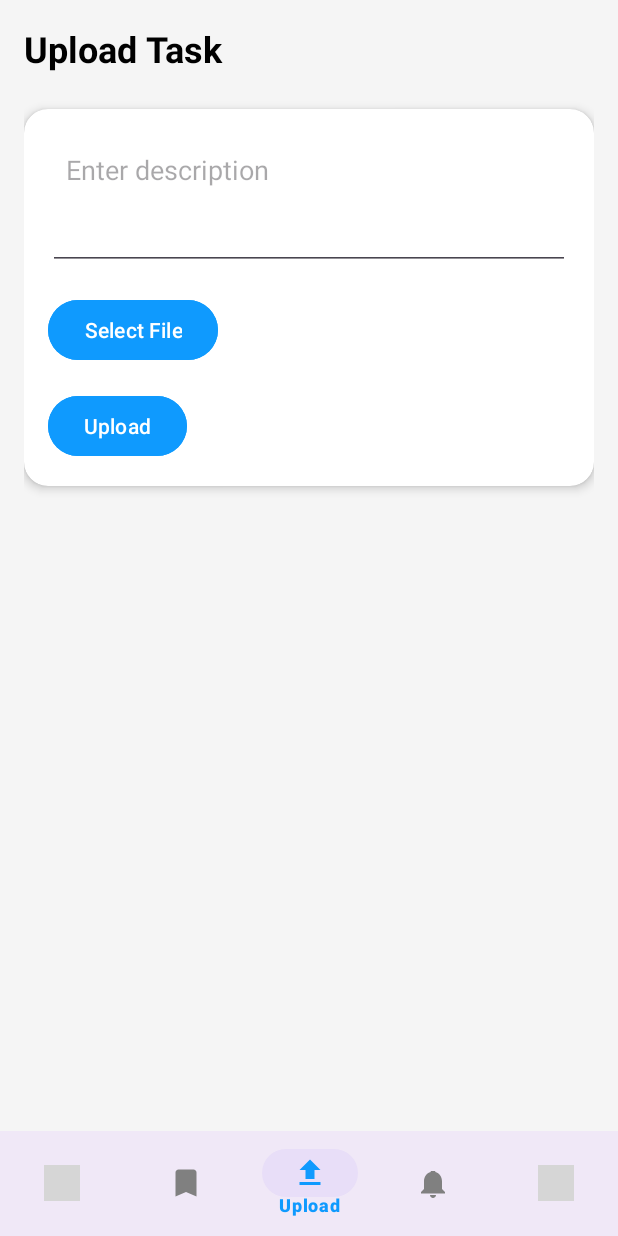
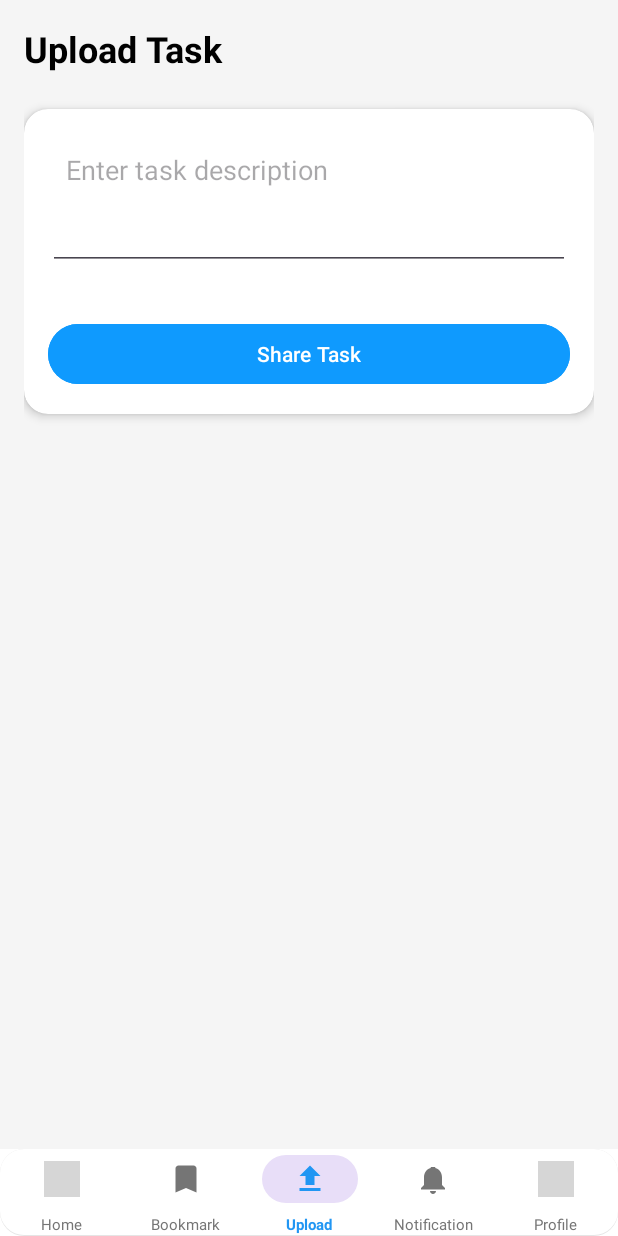
Before and after one commit to raffli0/ShareTask, an Android app: the screen it shows after launch once a user with an empty profile is signed in (MainActivity), item 3 of the bottom bar chosen, on a phone screen of 412 x 824 dp. Run offline under Robolectric (Android 15) with nearby library versions, the phone set to English and light mode, and no system bars; our stand-ins replace Firebase (no records; nobody signed in at launch, a user with empty details on screens opened directly), data binding; grey boxes are pictures that could not be loaded.

Commit message:
update fitur upload

```diff
--- a/app/build.gradle.kts
+++ b/app/build.gradle.kts
@@ -42,6 +42,7 @@ android {
 }
 
 dependencies {
+    implementation("com.google.firebase:firebase-firestore-ktx:24.9.1")
     implementation(platform("com.google.firebase:firebase-bom:33.16.0"))
     implementation("com.google.firebase:firebase-analytics")
     implementation("com.google.firebase:firebase-auth")
@@ -52,6 +53,7 @@ dependencies {
     implementation ("com.google.android.gms:play-services-auth:21.0.0")
     implementation ("de.hdodenhof:circleimageview:3.1.0")
     implementation ("com.github.bumptech.glide:glide:4.16.0")
+    implementation("org.jetbrains.kotlinx:kotlinx-coroutines-play-services")
     implementation(libs.androidx.core.ktx)
     implementation(libs.androidx.appcompat)
     implementation(libs.material)
--- a/app/src/main/java/com/example/sharetask/ui/home/HomeFragment.kt
+++ b/app/src/main/java/com/example/sharetask/ui/home/HomeFragment.kt
@@ -6,9 +6,10 @@ import android.view.View
 import android.view.ViewGroup
 import androidx.fragment.app.Fragment
 import androidx.fragment.app.viewModels
-import com.example.sharetask.adapter.CategoryAdapter
+import com.example.sharetask.adapter.TaskAdapter
 import com.example.sharetask.adapter.FriendAdapter
 import com.example.sharetask.databinding.FragmentHomeBinding
+import com.example.sharetask.viewmodel.HomeViewModel
 import com.google.firebase.auth.FirebaseAuth
 
 class HomeFragment : Fragment() {
@@ -16,6 +17,7 @@ class HomeFragment : Fragment() {
     private var _binding: FragmentHomeBinding? = null
     private val binding get() = _binding!!
     private val viewModel: HomeViewModel by viewModels()
+    private val taskAdapter = TaskAdapter()
 
     override fun onCreateView(
         inflater: LayoutInflater,
@@ -34,23 +36,29 @@ class HomeFragment : Fragment() {
         val user = FirebaseAuth.getInstance().currentUser
         viewModel.setUserName(user?.displayName ?: "User")
 
-        // Setup Adapters
+        setupAdapters()
+        observeViewModel()
+        viewModel.loadTasks() // Load tasks when fragment is created
+    }
+
+    private fun setupAdapters() {
         binding.rvFriendlist.adapter = FriendAdapter(getSampleFriends())
-        binding.rvDiscovery.adapter = CategoryAdapter(getSampleDiscovery())
+        binding.rvDiscovery.adapter = taskAdapter
+    }
+
+    private fun observeViewModel() {
+        viewModel.tasks.observe(viewLifecycleOwner) { tasks ->
+            android.util.Log.d("HomeFragment", "Received tasks: ${tasks?.size}")
+            taskAdapter.submitList(tasks)
         }
+    }
 
     fun refreshData() {
-        // Simulate refreshing data
-        binding.rvFriendlist.adapter = FriendAdapter(getSampleFriends())
-        binding.rvDiscovery.adapter = CategoryAdapter(getSampleDiscovery())
+        viewModel.loadTasks()
     }
 
     private fun getSampleFriends(): List<String> {
         return listOf("Friend 1", "Friend 2", "Friend 3", "Friend 4", "Friend 5")
-    }
-
-    private fun getSampleDiscovery(): List<String> {
-        return listOf("Discovery 1", "Discovery 2", "Discovery 3", "Discovery 4")
     }
 
     override fun onDestroyView() {
--- a/app/src/main/java/com/example/sharetask/ui/home/HomeViewModel.kt
+++ /dev/null
@@ -1,15 +0,0 @@
-package com.example.sharetask.ui.home
-
-import androidx.lifecycle.LiveData
-import androidx.lifecycle.MutableLiveData
-import androidx.lifecycle.ViewModel
-
-class HomeViewModel : ViewModel() {
-
-    private val _userName = MutableLiveData<String>()
-    val userName: LiveData<String> = _userName
-
-    fun setUserName(name: String) {
-        _userName.value = name
-    }
-}
--- a/app/src/main/java/com/example/sharetask/ui/main/MainActivity.kt
+++ b/app/src/main/java/com/example/sharetask/ui/main/MainActivity.kt
@@ -78,7 +78,7 @@ class MainActivity : AppCompatActivity() {
         activeFragment = fragment  // Update fragment aktif
     }
 
-    private fun refreshActiveFragment() {
+    fun refreshActiveFragment() {
         // Cek fragment aktif dan panggil metode refresh jika ada
         when (activeFragment) {
             is HomeFragment -> (activeFragment as HomeFragment).refreshData()
--- a/app/src/main/java/com/example/sharetask/ui/menu/UploadFragment.kt
+++ b/app/src/main/java/com/example/sharetask/ui/menu/UploadFragment.kt
@@ -8,10 +8,14 @@ import androidx.fragment.app.Fragment
 import android.view.LayoutInflater
 import android.view.View
 import android.view.ViewGroup
+import android.widget.Toast
 import androidx.activity.result.ActivityResult
 import androidx.activity.result.contract.ActivityResultContracts
 import com.example.sharetask.databinding.FragmentUploadBinding
+import com.example.sharetask.ui.main.MainActivity
+import com.example.sharetask.viewmodel.UploadState
 import com.example.sharetask.viewmodel.UploadViewModel
+import com.google.android.material.snackbar.Snackbar
 
 class UploadFragment : Fragment() {
 
@@ -19,20 +23,7 @@ class UploadFragment : Fragment() {
     private val binding get() = _binding!!
     private val viewModel: UploadViewModel by viewModels()
 
-    private val filePickerLauncher = registerForActivityResult(ActivityResultContracts.StartActivityForResult()) { result: ActivityResult ->
-        if (result.resultCode == Activity.RESULT_OK) {
-            val data: Intent? = result.data
-            // TODO: Handle the selected file URI from data.data
-            data?.data?.let { selectedFileUri ->
-                viewModel.setSelectedFile(selectedFileUri)
-                binding.selectFileButton.text = "File Selected" // Indicate a file is selected
-            }
-        }
-    }
-
-    override fun onCreate(savedInstanceState: Bundle?) {
-        super.onCreate(savedInstanceState)
-    }
+    // Remove file picker as we don't need it anymore
 
     override fun onCreateView(
         inflater: LayoutInflater, container: ViewGroup?,
@@ -43,12 +34,45 @@ class UploadFragment : Fragment() {
             lifecycleOwner = viewLifecycleOwner
         }
 
-        binding.selectFileButton.setOnClickListener {
-            val intent = Intent(Intent.ACTION_GET_CONTENT).apply { type = "*/*" } // Allow all file types for now.  Consider filtering.
-            filePickerLauncher.launch(intent)
+        setupViews()
+        observeViewModel()
+
+        return binding.root
+    }
+
+    private fun setupViews() {
+        binding.uploadButton.setOnClickListener {
+            onUploadButtonClicked()
         }
+    }
 
-        return binding.root // Return the root view of the binding
+    private fun observeViewModel() {
+        viewModel.uploadState.observe(viewLifecycleOwner) { state ->
+            when (state) {
+                is UploadState.Loading -> {
+                    binding.uploadButton.isEnabled = false
+                    binding.uploadButton.text = "Uploading..."
+                }
+                is UploadState.Success -> {
+                    binding.uploadButton.isEnabled = true
+                    binding.uploadButton.text = "Upload"
+                    binding.descriptionEditText.setText("")
+                    Snackbar.make(binding.root, state.message, Snackbar.LENGTH_LONG).show()
+                    // Refresh HomeFragment
+                    (requireActivity() as MainActivity).refreshActiveFragment()
+                }
+                is UploadState.Error -> {
+                    binding.uploadButton.isEnabled = true
+                    binding.uploadButton.text = "Upload"
+                    Snackbar.make(binding.root, state.message, Snackbar.LENGTH_LONG)
+                        .setAction("Retry") { onUploadButtonClicked() }
+                        .show()
+                }
+                null -> {
+                    // Initial state
+                }
+            }
+        }
     }
 
     override fun onDestroyView() {
@@ -56,15 +80,14 @@ class UploadFragment : Fragment() {
         _binding = null
     }
 
-    // This function will be called from the layout when the upload button is clicked
-    fun onUploadButtonClicked() {
+    private fun onUploadButtonClicked() {
         val description = binding.descriptionEditText.text.toString()
-        // TODO: Implement the upload logic using viewModel.selectedFile and description
-        viewModel.uploadFile(description)
+        viewModel.uploadTask(description)
     }
 
-    // Consider adding refreshData() if you need to reload data within the fragment.
     fun refreshData() {
-        TODO("Not yet implemented")
+        binding.uploadButton.isEnabled = true
+        binding.uploadButton.text = "Upload"
+        binding.descriptionEditText.setText("")
     }
 }
--- /dev/null
+++ b/app/src/main/java/com/example/sharetask/viewmodel/HomeViewModel.kt
@@ -0,0 +1,88 @@
+package com.example.sharetask.viewmodel
+
+import androidx.lifecycle.LiveData
+import androidx.lifecycle.MutableLiveData
+import androidx.lifecycle.ViewModel
+import com.example.sharetask.data.model.Task
+import com.google.firebase.firestore.FirebaseFirestore
+import com.google.firebase.firestore.ListenerRegistration
+import com.google.firebase.firestore.Query
+
+class HomeViewModel : ViewModel() {
+    private val _userName = MutableLiveData<String>()
+    val userName: LiveData<String> = _userName
+
+    private val _tasks = MutableLiveData<List<Task>>()
+    val tasks: LiveData<List<Task>> = _tasks
+
+    private val _isLoading = MutableLiveData<Boolean>()
+    val isLoading: LiveData<Boolean> = _isLoading
+
+    private val _error = MutableLiveData<String?>()
+    val error: LiveData<String?> = _error
+
+    private val firestore = FirebaseFirestore.getInstance()
+    private var snapshotListener: ListenerRegistration? = null
+
+    fun setUserName(name: String) {
+        _userName.value = name
+    }
+
+    fun loadTasks() {
+        _isLoading.value = true
+        _error.value = null
+
+        try {
+            // Remove previous listener if exists
+            snapshotListener?.remove()
+
+            // Set up real-time updates
+            snapshotListener = firestore.collection("tasks")
+                .orderBy("timestamp", Query.Direction.DESCENDING)
+                .addSnapshotListener { snapshot, e ->
+                    if (e != null) {
+                        android.util.Log.e("HomeViewModel", "Listen failed", e)
+                        _error.value = e.message ?: "Failed to listen for updates"
+                        _tasks.value = emptyList()
+                        _isLoading.value = false
+                        return@addSnapshotListener
+                    }
+
+                    if (snapshot != null) {
+                        android.util.Log.d("HomeViewModel", "Got ${snapshot.documents.size} tasks")
+                        val taskList = snapshot.documents.mapNotNull { doc ->
+                            try {
+                                doc.toObject(Task::class.java)?.also { task ->
+                                    android.util.Log.d("HomeViewModel", "Task parsed: $task")
+                                }
+                            } catch (e: Exception) {
+                                android.util.Log.e("HomeViewModel", "Error parsing document ${doc.id}", e)
+                                android.util.Log.d("HomeViewModel", "Document data: ${doc.data}")
+                                null
+                            }
+                        }
+                        _tasks.value = taskList
+                    } else {
+                        android.util.Log.d("HomeViewModel", "Got null snapshot")
+                        _tasks.value = emptyList()
+                    }
+                    _isLoading.value = false
+                }
+        } catch (e: Exception) {
+            android.util.Log.e("HomeViewModel", "Error setting up listener", e)
+            _error.value = e.message ?: "Failed to set up updates"
+            _tasks.value = emptyList()
+            _isLoading.value = false
+        }
+    }
+
+    override fun onCleared() {
+        super.onCleared()
+        // Clean up listener when ViewModel is destroyed
+        snapshotListener?.remove()
+    }
+
+    init {
+        loadTasks()
+    }
+}
--- /dev/null
+++ b/app/src/main/res/color/bottom_nav_colors.xml
@@ -0,0 +1,5 @@
+<?xml version="1.0" encoding="utf-8"?>
+<selector xmlns:android="http://schemas.android.com/apk/res/android">
+    <item android:color="#2196F3" android:state_checked="true" /> <!-- Primary Blue when selected -->
+    <item android:color="#757575" android:state_checked="false" /> <!-- Gray when not selected -->
+</selector>
--- /dev/null
+++ b/app/src/main/res/drawable/bg_bottom_nav_with_stroke.xml
@@ -0,0 +1,15 @@
+<?xml version="1.0" encoding="utf-8"?>
+<layer-list xmlns:android="http://schemas.android.com/apk/res/android">
+    <item>
+        <shape android:shape="rectangle">
+            <solid android:color="#1A000000" />
+            <corners android:radius="16dp" />
+        </shape>
+    </item>
+    <item android:bottom="1dp">
+        <shape android:shape="rectangle">
+            <solid android:color="#FFFFFF" />
+            <corners android:radius="16dp" />
+        </shape>
+    </item>
+</layer-list>
--- a/app/src/main/res/layout/activity_main.xml
+++ b/app/src/main/res/layout/activity_main.xml
@@ -5,19 +5,20 @@
     xmlns:app="http://schemas.android.com/apk/res-auto"
     android:id="@+id/container"
     android:layout_width="match_parent"
-    android:layout_height="match_parent">
+    android:layout_height="match_parent"
+    android:background="@android:color/white">
 
     <!-- Fragment Container -->
     <androidx.swiperefreshlayout.widget.SwipeRefreshLayout
         android:id="@+id/swipe_refresh"
         android:layout_width="match_parent"
-        android:layout_height="match_parent">
+        android:layout_height="match_parent"
+        android:layout_marginBottom="58dp">
 
-    <FrameLayout
-        android:id="@+id/fragment_container"
-        android:layout_width="match_parent"
-        android:layout_height="match_parent"
-        android:layout_above="@id/bottom_navigation_bar"/>
+        <FrameLayout
+            android:id="@+id/fragment_container"
+            android:layout_width="match_parent"
+            android:layout_height="match_parent"/>
 
     </androidx.swiperefreshlayout.widget.SwipeRefreshLayout>
 
@@ -25,11 +26,18 @@
         <com.google.android.material.bottomnavigation.BottomNavigationView
             android:id="@+id/bottom_navigation_bar"
             android:layout_width="match_parent"
-            android:layout_height="70dp"
+            android:layout_height="58dp"
             android:layout_gravity="bottom"
-            android:background="?android:attr/windowBackground"
-            app:itemIconTint="@color/nav_selector"
-            app:itemTextColor="@color/nav_selector"
-            app:menu="@menu/bottom_nav_menu"/>
+            android:background="@drawable/bg_bottom_nav_with_stroke"
+            android:elevation="0dp"
+            app:itemIconSize="24dp"
+            app:itemPaddingTop="4dp"
+            app:itemPaddingBottom="4dp"
+            app:itemIconTint="@color/bottom_nav_colors"
+            app:itemTextColor="@color/bottom_nav_colors"
+            app:labelVisibilityMode="labeled"
+            app:menu="@menu/bottom_nav_menu"
+            app:itemTextAppearanceInactive="@style/BottomNav.Text"
+            app:itemTextAppearanceActive="@style/BottomNav.Text"/>
 
 </androidx.coordinatorlayout.widget.CoordinatorLayout>
--- a/app/src/main/res/layout/fragment_upload.xml
+++ b/app/src/main/res/layout/fragment_upload.xml
@@ -53,7 +53,7 @@
             android:id="@+id/descriptionEditText"
             android:layout_width="match_parent"
             android:layout_height="wrap_content"
-            android:hint="Enter description"
+            android:hint="Enter task description"
             android:padding="12dp"
             android:inputType="textMultiLine"
             android:lines="3"
@@ -61,19 +61,12 @@
             android:layout_marginBottom="16dp"/>
 
         <Button
-            android:backgroundTint="@color/blue"
-            android:id="@+id/selectFileButton"
-            android:layout_width="wrap_content"
-            android:layout_height="wrap_content"
-            android:text="Select File" />
-
-        <Button
             android:layout_marginTop="16dp"
             android:backgroundTint="@color/blue"
             android:id="@+id/uploadButton"
-            android:layout_width="wrap_content"
+            android:layout_width="match_parent"
             android:layout_height="wrap_content"
-            android:text="Upload" />
+            android:text="Share Task" />
     </LinearLayout>
             </androidx.cardview.widget.CardView>
         </androidx.constraintlayout.widget.ConstraintLayout>
--- /dev/null
+++ b/app/src/main/res/values/styles.xml
@@ -0,0 +1,6 @@
+<?xml version="1.0" encoding="utf-8"?>
+<resources>
+    <style name="BottomNav.Text" parent="TextAppearance.AppCompat.Caption">
+        <item name="android:textSize">10sp</item> </style>
+
+</resources>
```
Also changed, not shown: app/src/main/java/com/example/sharetask/adapter/TaskAdapter.kt (added, +45 -0 lines), app/src/main/java/com/example/sharetask/data/model/Task.kt (added, +9 -0 lines), app/src/main/java/com/example/sharetask/viewmodel/UploadViewModel.kt (+52 -10 lines), app/src/main/res/drawable/bg_bottom_nav.xml (added, +11 -0 lines), app/src/main/res/layout/fragment_home.xml (+4 -4 lines), app/src/main/res/layout/item_task.xml (added, +46 -0 lines).
